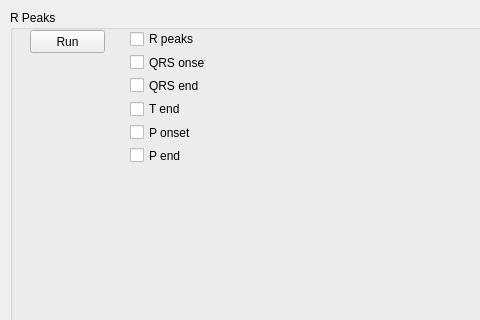
First picture: the form in EcgApplicationCore/View/r_peaks_gui.ui, repository KuleszIB/EcgAppCore, before the edit; both pictures show x 0 to 480 and y 0 to 320 of the 1024 by 713 pixel window.
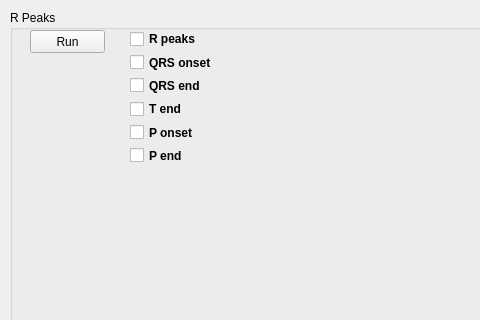
Second picture: the form after the edit.

Commit message: legenda do rpeaks

Diff of the .ui file:
```diff
--- a/EcgApplicationCore/View/r_peaks_gui.ui
+++ b/EcgApplicationCore/View/r_peaks_gui.ui
@@ -43,13 +43,19 @@
      <rect>
       <x>120</x>
       <y>20</y>
-      <width>76</width>
+      <width>83</width>
       <height>134</height>
      </rect>
     </property>
     <layout class="QVBoxLayout" name="verticalLayout">
      <item>
       <widget class="QCheckBox" name="checkBoxR">
+       <property name="font">
+        <font>
+         <weight>75</weight>
+         <bold>true</bold>
+        </font>
+       </property>
        <property name="text">
         <string>R peaks</string>
        </property>
@@ -57,6 +63,12 @@
      </item>
      <item>
       <widget class="QCheckBox" name="checkBoxQRSonset">
+       <property name="font">
+        <font>
+         <weight>75</weight>
+         <bold>true</bold>
+        </font>
+       </property>
        <property name="text">
         <string>QRS onset</string>
        </property>
@@ -64,6 +76,12 @@
      </item>
      <item>
       <widget class="QCheckBox" name="checkBoxQRSend">
+       <property name="font">
+        <font>
+         <weight>75</weight>
+         <bold>true</bold>
+        </font>
+       </property>
        <property name="text">
         <string>QRS end</string>
        </property>
@@ -71,6 +89,12 @@
      </item>
      <item>
       <widget class="QCheckBox" name="checkBoxTend">
+       <property name="font">
+        <font>
+         <weight>75</weight>
+         <bold>true</bold>
+        </font>
+       </property>
        <property name="text">
         <string>T end</string>
        </property>
@@ -78,6 +102,12 @@
      </item>
      <item>
       <widget class="QCheckBox" name="checkBoxPonset">
+       <property name="font">
+        <font>
+         <weight>75</weight>
+         <bold>true</bold>
+        </font>
+       </property>
        <property name="text">
         <string>P onset</string>
        </property>
@@ -85,6 +115,12 @@
      </item>
      <item>
       <widget class="QCheckBox" name="checkBoxPend">
+       <property name="font">
+        <font>
+         <weight>75</weight>
+         <bold>true</bold>
+        </font>
+       </property>
        <property name="text">
         <string>P end</string>
        </property>
```
The commit also changes 1 other file.
